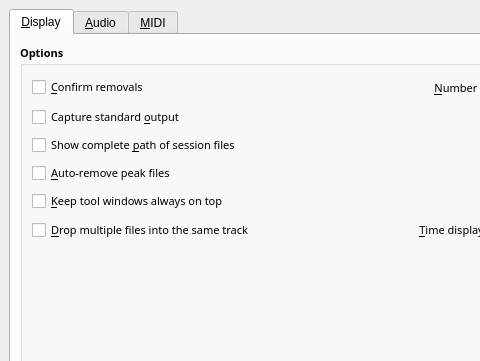
The window that src/qtractorOptionsForm.ui (rncbc/qtractor) describes before a commit, drawn with Qt 5; both pictures show x 0 to 480 and y 0 to 361 of the 630 by 510 pixel window.
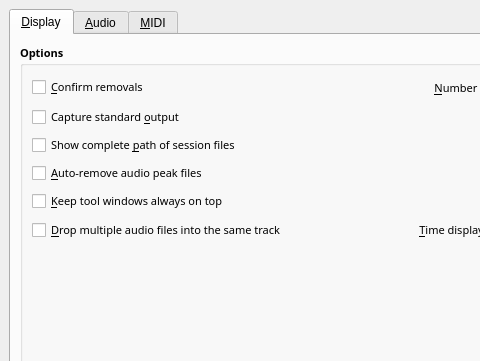
The same window after the commit. Icons and pictures are not drawn.

```diff
--- a/src/qtractorOptionsForm.ui
+++ b/src/qtractorOptionsForm.ui
@@ -284,7 +284,7 @@
              <string>Whether to remove audio peak files on session close</string>
             </property>
             <property name="text" >
-             <string>&amp;Auto-remove peak files</string>
+             <string>&amp;Auto-remove audio peak files</string>
             </property>
             <property name="shortcut" >
              <string>Alt+A</string>
@@ -356,7 +356,7 @@
              <string>Whether to try dropping multiple files into the same track</string>
             </property>
             <property name="text" >
-             <string>&amp;Drop multiple files into the same track</string>
+             <string>&amp;Drop multiple audio files into the same track</string>
             </property>
             <property name="shortcut" >
              <string>Alt+D</string>
```
Left out of the diff: 4 changed lines with no effect on the pictures.
